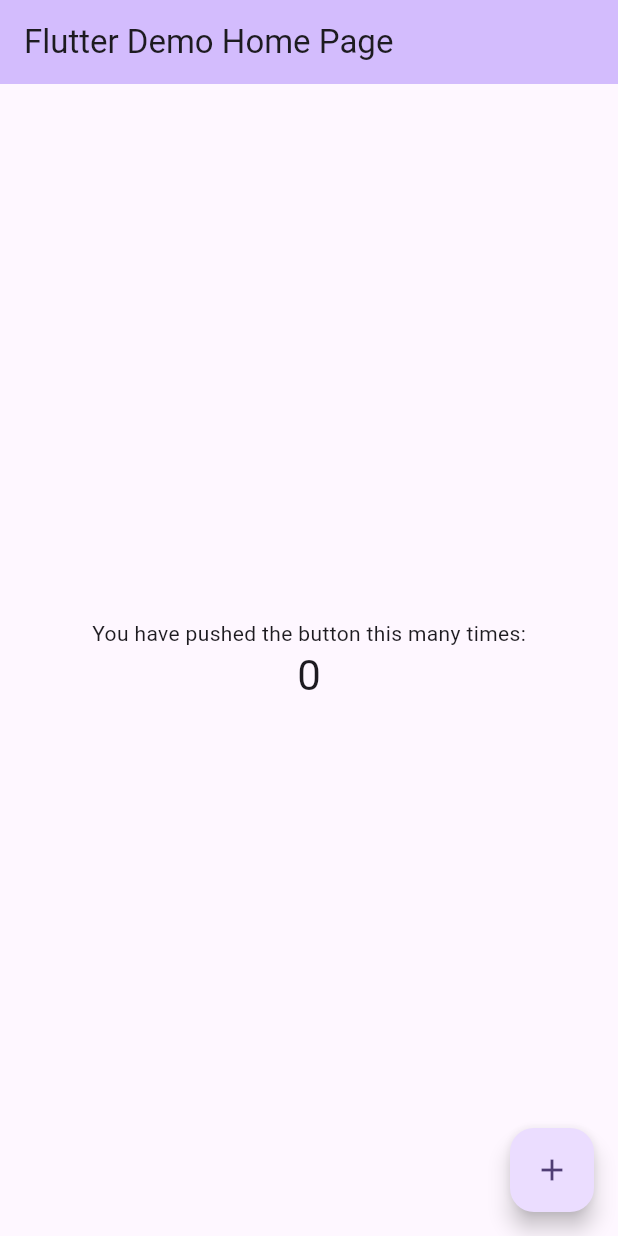
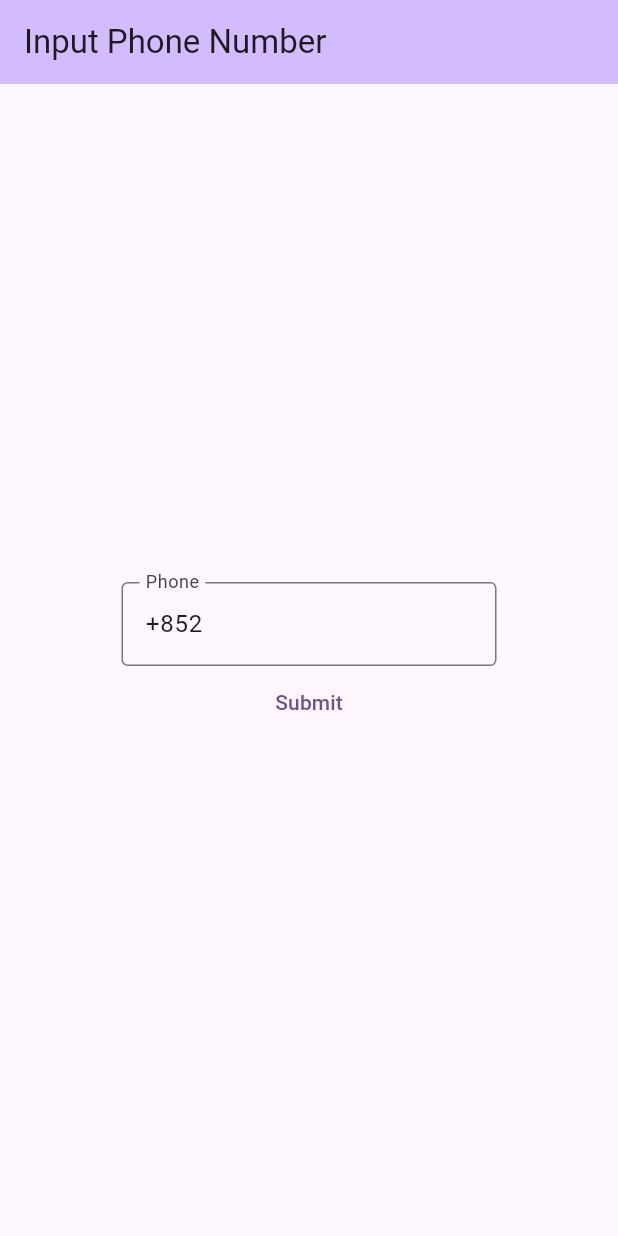
Before and after one commit to tung2744/authgear-demo-authflow-flutter, a Flutter app: the screen it shows after launch, on a phone screen of 412 x 824 dp. Run offline on Flutter 3.47's test engine with Material 3 defaults, Android fonts, the phone set to English and light mode, and no system bars; missing offline and left inert: flutter_authgear.

Commit message:
Implement a demo app to login with phone otp using authflow

```diff
--- /dev/null
+++ b/app/lib/PhoneNumberScreen.dart
@@ -0,0 +1,82 @@
+import 'main.dart';
+import 'authflow.dart';
+import 'package:flutter/material.dart';
+
+class PhoneNumberScreen extends StatefulWidget {
+  const PhoneNumberScreen({super.key});
+
+  @override
+  State<PhoneNumberScreen> createState() => _PhoneNumberScreenState();
+}
+
+class _PhoneNumberScreenState extends State<PhoneNumberScreen> {
+  String phoneNumber = "+852";
+
+  @override
+  Widget build(BuildContext context) {
+    return Scaffold(
+      appBar: AppBar(
+        backgroundColor: Theme.of(context).colorScheme.inversePrimary,
+        title: const Text("Input Phone Number"),
+      ),
+      body: Center(
+        child: Column(
+          mainAxisAlignment: MainAxisAlignment.center,
+          children: <Widget>[
+            SizedBox(
+              width: 250,
+              child: TextFormField(
+                decoration: const InputDecoration(
+                  border: OutlineInputBorder(),
+                  labelText: 'Phone',
+                ),
+                initialValue: phoneNumber,
+                onChanged: (val) {
+                  setState(() {
+                    phoneNumber = val;
+                  });
+                },
+              ),
+            ),
+            TextButton(
+              onPressed: () {
+                submit(context);
+              },
+              child: const Text("Submit"),
+            ),
+          ],
+        ),
+      ),
+    );
+  }
+
+  void submit(BuildContext context) async {
+    final navigator = Navigator.of(context);
+    final viewModel = AppViewModel.of(context);
+    final authgear = viewModel.authgear;
+
+    final (query, request) = await prepareAuthenticateRequest(authgear);
+
+    final authflowResponse = await createAuthflow(query);
+    final stateToken = authflowResponse.result?.stateToken;
+    if (authflowResponse.error != null) {
+      throw Exception("create flow failed");
+    }
+    final authflowResponse2 =
+        await inputAuthflow(stateToken!, <String, dynamic>{
+      "identification": "phone",
+      "login_id": phoneNumber,
+      "authentication": "primary_oob_otp_sms",
+      "index": 0,
+      "channel": "sms"
+    });
+    if (authflowResponse2.error != null) {
+      throw Exception(
+          "input phone number failed: ${authflowResponse2.error!.reason}");
+    }
+    navigator.pushNamed("/otp", arguments: <String, dynamic>{
+      "stateToken": authflowResponse2.result!.stateToken,
+      "authRequest": request,
+    });
+  }
+}
--- /dev/null
+++ b/app/lib/config.dart
@@ -0,0 +1,2 @@
+const String ENDPOINT = "https://authflow-demo-1.authgear.cloud";
+const String CLIENT_ID = "29cdaf0eb1c0caa6";
--- a/app/lib/main.dart
+++ b/app/lib/main.dart
@@ -1,125 +1,88 @@
 import 'package:flutter/material.dart';
+import 'package:flutter_authgear/flutter_authgear.dart'
+    show AuthenticateRequest, Authgear;
+
+import 'config.dart';
+import 'PhoneNumberScreen.dart';
+import 'OTPScreen.dart';
 
 void main() {
   runApp(const MyApp());
 }
 
-class MyApp extends StatelessWidget {
+class MyApp extends StatefulWidget {
   const MyApp({super.key});
 
-  // This widget is the root of your application.
   @override
-  Widget build(BuildContext context) {
-    return MaterialApp(
-      title: 'Flutter Demo',
-      theme: ThemeData(
-        // This is the theme of your application.
-        //
-        // TRY THIS: Try running your application with "flutter run". You'll see
-        // the application has a blue toolbar. Then, without quitting the app,
-        // try changing the seedColor in the colorScheme below to Colors.green
-        // and then invoke "hot reload" (save your changes or press the "hot
-        // reload" button in a Flutter-supported IDE, or press "r" if you used
-        // the command line to start the app).
-        //
-        // Notice that the counter didn't reset back to zero; the application
-        // state is not lost during the reload. To reset the state, use hot
-        // restart instead.
-        //
-        // This works for code too, not just values: Most code changes can be
-        // tested with just a hot reload.
-        colorScheme: ColorScheme.fromSeed(seedColor: Colors.deepPurple),
-        useMaterial3: true,
-      ),
-      home: const MyHomePage(title: 'Flutter Demo Home Page'),
-    );
-  }
+  State<MyApp> createState() => _MyAppState();
 }
 
-class MyHomePage extends StatefulWidget {
-  const MyHomePage({super.key, required this.title});
-
-  // This widget is the home page of your application. It is stateful, meaning
-  // that it has a State object (defined below) that contains fields that affect
-  // how it looks.
-
-  // This class is the configuration for the state. It holds the values (in this
-  // case the title) provided by the parent (in this case the App widget) and
-  // used by the build method of the State. Fields in a Widget subclass are
-  // always marked "final".
-
-  final String title;
+class _MyAppState extends State<MyApp> {
+  bool configured = false;
+  final Authgear authgear = Authgear(
+    endpoint: ENDPOINT,
+    clientID: CLIENT_ID,
+  );
 
   @override
-  State<MyHomePage> createState() => _MyHomePageState();
-}
-
-class _MyHomePageState extends State<MyHomePage> {
-  int _counter = 0;
-
-  void _incrementCounter() {
-    setState(() {
-      // This call to setState tells the Flutter framework that something has
-      // changed in this State, which causes it to rerun the build method below
-      // so that the display can reflect the updated values. If we changed
-      // _counter without calling setState(), then the build method would not be
-      // called again, and so nothing would appear to happen.
-      _counter++;
+  void initState() {
+    super.initState();
+    authgear.configure().then((_) {
+      setState(() {
+        configured = true;
+      });
     });
   }
 
   @override
   Widget build(BuildContext context) {
-    // This method is rerun every time setState is called, for instance as done
-    // by the _incrementCounter method above.
-    //
-    // The Flutter framework has been optimized to make rerunning build methods
-    // fast, so that you can just rebuild anything that needs updating rather
-    // than having to individually change instances of widgets.
-    return Scaffold(
-      appBar: AppBar(
-        // TRY THIS: Try changing the color here to a specific color (to
-        // Colors.amber, perhaps?) and trigger a hot reload to see the AppBar
-        // change color while the other colors stay the same.
-        backgroundColor: Theme.of(context).colorScheme.inversePrimary,
-        // Here we take the value from the MyHomePage object that was created by
-        // the App.build method, and use it to set our appbar title.
-        title: Text(widget.title),
+    if (!configured) {
+      return const SizedBox.shrink();
+    }
+    return AppViewModel(
+      authgear: authgear,
+      child: MaterialApp(
+        title: 'Authflow Demo',
+        theme: ThemeData(
+          colorScheme: ColorScheme.fromSeed(seedColor: Colors.deepPurple),
+          useMaterial3: true,
+        ),
+        home: const PhoneNumberScreen(),
+        routes: <String, WidgetBuilder>{
+          "/otp": (BuildContext context) {
+            final args = ModalRoute.of(context)!.settings.arguments
+                as Map<String, dynamic>;
+            final stateToken = args["stateToken"] as String;
+            final authRequest = args["authRequest"] as AuthenticateRequest;
+
+            return OTPScreen(
+              stateToken: stateToken,
+              request: authRequest,
+            );
+          },
+        },
       ),
-      body: Center(
-        // Center is a layout widget. It takes a single child and positions it
-        // in the middle of the parent.
-        child: Column(
-          // Column is also a layout widget. It takes a list of children and
-          // arranges them vertically. By default, it sizes itself to fit its
-          // children horizontally, and tries to be as tall as its parent.
-          //
-          // Column has various properties to control how it sizes itself and
-          // how it positions its children. Here we use mainAxisAlignment to
-          // center the children vertically; the main axis here is the vertical
-          // axis because Columns are vertical (the cross axis would be
-          // horizontal).
-          //
-          // TRY THIS: Invoke "debug painting" (choose the "Toggle Debug Paint"
-          // action in the IDE, or press "p" in the console), to see the
-          // wireframe for each widget.
-          mainAxisAlignment: MainAxisAlignment.center,
-          children: <Widget>[
-            const Text(
-              'You have pushed the button this many times:',
-            ),
-            Text(
-              '$_counter',
-              style: Theme.of(context).textTheme.headlineMedium,
-            ),
-          ],
-        ),
-      ),
-      floatingActionButton: FloatingActionButton(
-        onPressed: _incrementCounter,
-        tooltip: 'Increment',
-        child: const Icon(Icons.add),
-      ), // This trailing comma makes auto-formatting nicer for build methods.
     );
   }
 }
+
+class AppViewModel extends InheritedWidget {
+  final Authgear authgear;
+
+  const AppViewModel({
+    super.key,
+    required super.child,
+    required this.authgear,
+  });
+
+  static AppViewModel of(BuildContext context) {
+    final AppViewModel? result =
+        context.dependOnInheritedWidgetOfExactType<AppViewModel>();
+    assert(result != null, 'No AppViewModel found in context');
+    return result!;
+  }
+
+  @override
+  bool updateShouldNotify(AppViewModel oldWidget) =>
+      authgear != oldWidget.authgear;
+}
--- a/app/pubspec.yaml
+++ b/app/pubspec.yaml
@@ -39,6 +39,7 @@ dependencies:
   # The following adds the Cupertino Icons font to your application.
   # Use with the CupertinoIcons class for iOS style icons.
   cupertino_icons: ^1.0.2
+  http: ^1.1.0
 
 dev_dependencies:
   flutter_test:
```
Also changed, not shown: app/lib/OTPScreen.dart (added, +80 -0 lines), app/lib/authflow.dart (added, +150 -0 lines), app/pubspec.lock, 3 other files.
